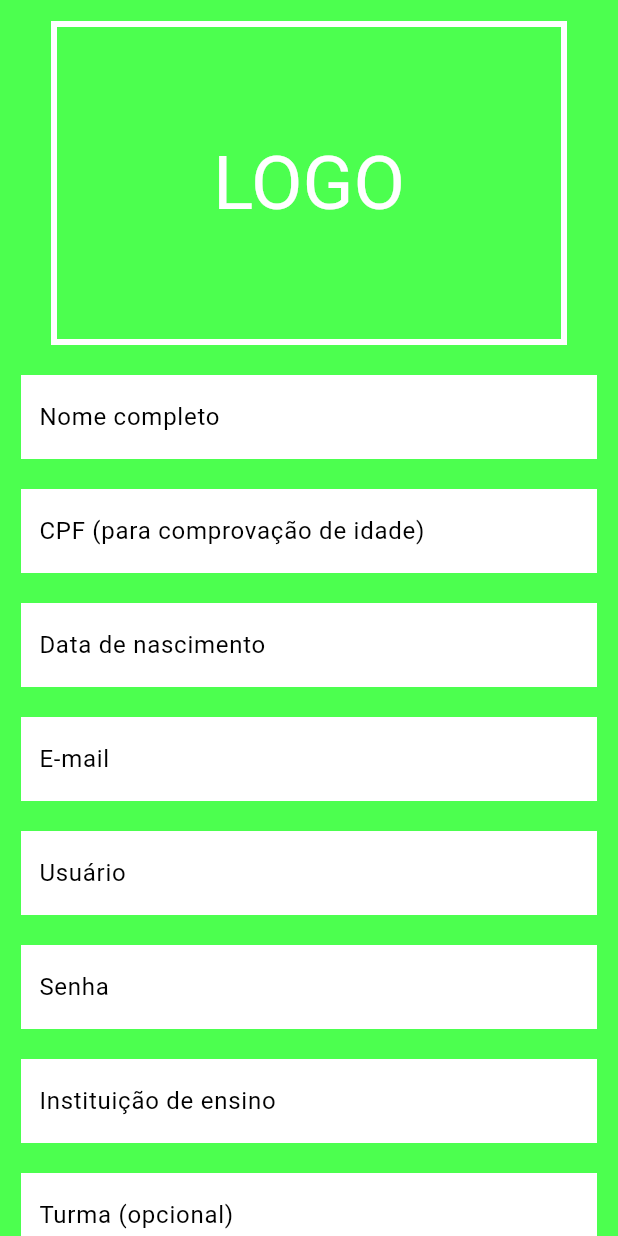
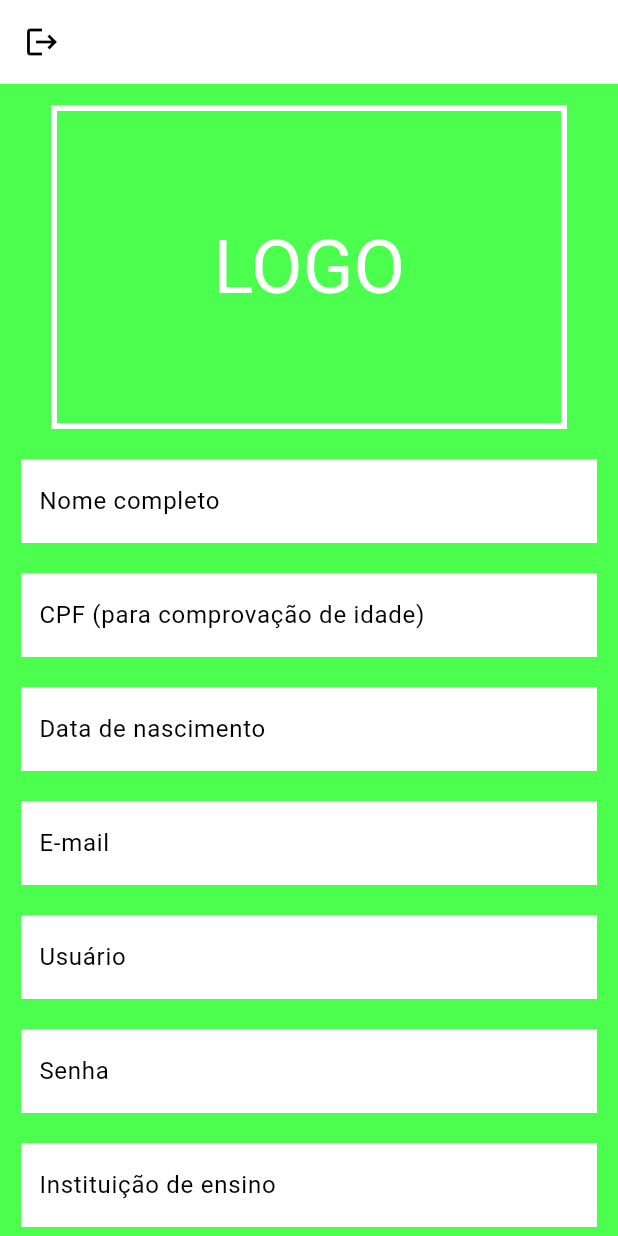
Before and after one commit to Juranda/my_wallet, a Flutter app: the ProfessorCadastroView screen opened by its route, on a phone screen of 412 x 824 dp. Run offline on Flutter 3.47's test engine with Material 3 defaults, Android fonts, the phone set to English and light mode, and no system bars; our stand-ins replace permission_handler, webview_flutter; missing offline and left inert: validadores, webview_flutter_android, webview_flutter_wkwebview.

Commit message:
fluxo mudado cadrasto

```diff
--- a/lib/main.dart
+++ b/lib/main.dart
@@ -5,6 +5,7 @@ import 'package:my_wallet/pages/account_settings/account_settings_view.dart';
 import 'package:my_wallet/pages/account_settings/mudar_senha.dart';
 import 'package:my_wallet/pages/cadastro/aluno_cadastro_view.dart';
 import 'package:my_wallet/pages/app_settings_view.dart';
+import 'package:my_wallet/pages/cadastro/deletar_cadastro_view.dart';
 import 'package:my_wallet/pages/homepage_view.dart';
 import 'package:my_wallet/pages/login/login_view.dart';
 import 'package:my_wallet/pages/cadastro/professor_cadastro_view.dart';
@@ -51,7 +52,8 @@ class _AppState extends State<App> {
               "/ar": (context) => ArView(),
               "/accountSettings": (context) => AccountSettingsView(),
               "/accountSettingsChangePassword": (context) =>
-                  AccountChangePassword()
+                  AccountChangePassword(),
+              "/siginup/deletar":(context) => DeletarCadastroView(),
             },
           ),
         );
--- a/lib/pages/cadastro/professor_cadastro_view.dart
+++ b/lib/pages/cadastro/professor_cadastro_view.dart
@@ -29,6 +29,13 @@ class _ProfessorCadastroViewState extends State<ProfessorCadastroView> {
   Widget build(BuildContext context) {
     return Material(
       child: Scaffold(
+        appBar: AppBar(
+          leading: IconButton(
+              onPressed: (){
+                Navigator.popAndPushNamed(context, '/login');
+              },
+              icon: Icon(Icons.logout)),
+        ),
         backgroundColor: Theme.of(context).colorScheme.primary,
         body: SingleChildScrollView(
           physics: const BouncingScrollPhysics(),
@@ -129,26 +136,29 @@ class _ProfessorCadastroViewState extends State<ProfessorCadastroView> {
                       const SizedBox(
                         height: 20,
                       ),
-                      Text(
-                        'É aluno(a)?',
-                        style: Theme.of(context).textTheme.bodyMedium!.copyWith(
-                              color: Colors.white,
+
+                      Row(
+                        mainAxisAlignment: MainAxisAlignment.spaceAround,
+                        children: [
+                          GestureDetector(
+                            onTap: () => Navigator.popAndPushNamed(
+                                context, "/siginup&pessoa=aluno"),
+                            child: Text(
+                              'Cadastrar Aluno',
+                              style: Styles.linkTextStyle,
                             ),
                           ),
                           GestureDetector(
                             onTap: () => Navigator.pushNamed(
-                            context, "/siginup&pessoa=aluno"),
+                                context, "/siginup/deletar"),
                             child: Text(
-                          'Cadastre-se aqui!',
+                              'Deletar Cadastro',
                               style: Styles.linkTextStyle,
                             ),
                           ),
-                      Align(
-                        alignment: Alignment.centerRight,
-                        child: NextLoginButton(
-                          action: () => Navigator.pushNamed(context, "/home"),
+                        ],
                       ),
-                      ),
+
                     ],
                   ),
                 ),
--- a/lib/pages/home/home.dart
+++ b/lib/pages/home/home.dart
@@ -1,4 +1,5 @@
 import 'package:flutter/material.dart';
+import 'package:my_wallet/components/news_section.dart';
 import 'package:my_wallet/components/section.dart';
 import 'package:my_wallet/components/news_card.dart';
 import 'package:my_wallet/components/trail_lobby_card.dart';
@@ -43,7 +44,7 @@ class Home extends StatelessWidget {
             ),
             Column(
               children: [
-                Section(
+                NewsSection(
                   sectionTitle: 'Notícias',
                   sectionHeight: 150,
                   items: ['FIIs', 'Cartão de Credito', 'Renda Fixa']
--- a/lib/pages/home/home_adicionar_noticia.dart
+++ b/lib/pages/home/home_adicionar_noticia.dart
@@ -85,8 +85,9 @@ class _AdicionarNoticiaState extends State<AdicionarNoticia> {
                         trailDescription: _newsDescriptionController.text,
                         removeCard: widget.removerNoticia,
                       ),);
+                      Navigator.pop(context);
                     }
-                    Navigator.pop(context);
+
                   },
                   child: Text('Adicionar'),
                   style: TextButton.styleFrom(
--- a/lib/pages/homepage_view.dart
+++ b/lib/pages/homepage_view.dart
@@ -60,6 +60,8 @@ class _HomePageViewState extends State<HomePageView> {
                           switch (_roleProvider.role) {
                             Role.professor => Text('Professor'),
                             Role.aluno => Text('Turma 701'),
+                            // TODO: Handle this case.
+                            Role.moderador => throw UnimplementedError(),
                           }
                         ],
                       ),
--- a/lib/role_provider.dart
+++ b/lib/role_provider.dart
@@ -10,4 +10,4 @@ class RoleProvider with ChangeNotifier{
     notifyListeners();
   }
 }
-enum Role {professor, aluno}
+enum Role {professor, aluno, moderador}
```
Also changed, not shown: lib/components/news_section.dart (+6 -3 lines), lib/pages/cadastro/aluno_cadastro_view.dart (+20 -11 lines), lib/pages/cadastro/deletar_cadastro_view.dart (added, +39 -0 lines), lib/pages/login/login_view.dart (+22 -27 lines). Lines whose indentation alone changed are shown as unchanged.
